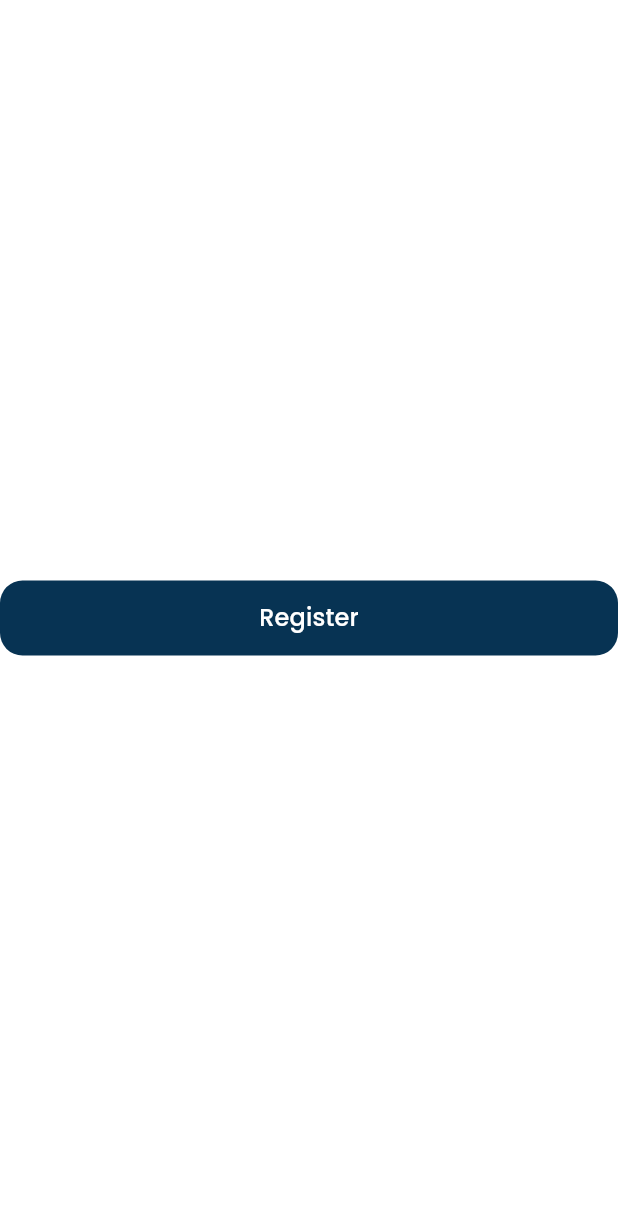
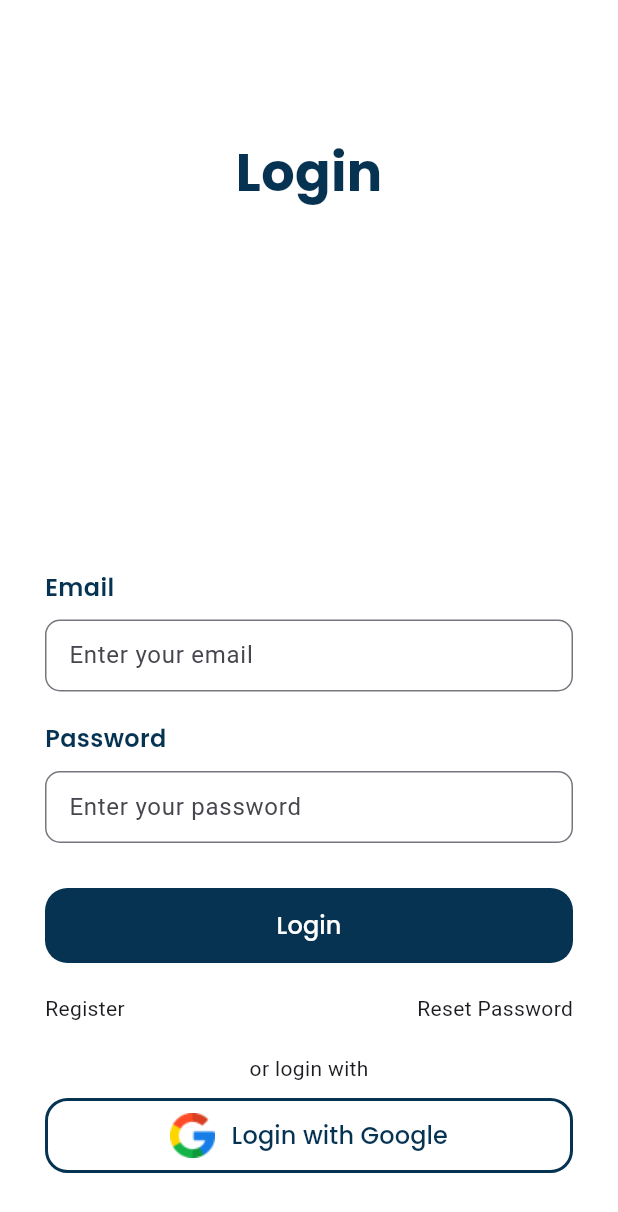
Before and after one commit to katzura1/play_smash_mobile, a Flutter app: the RegisterPage screen opened by its route, after a tap on "Login", on a phone screen of 412 x 824 dp. Shown: the top 1212 px of the screen. Run offline on Flutter 3.47's test engine with Material 3 defaults, Android fonts, the phone set to English and light mode, and no system bars; our stand-ins replace flutter_animate, google_fonts.

Commit message:
feat: prototype login page

```diff
--- a/lib/main.dart
+++ b/lib/main.dart
@@ -38,7 +38,7 @@
         '/onboarding': (context) => const OnboardingPage(),
         '/onboarding-finish': (context) => const OnboardingFinishPage(),
         '/register': (context) => const RegisterPage(),
-        '/login': (context) => const Loginpage(),
+        '/login': (context) => const LoginPage(),
       },
     );
   }
--- a/lib/ui/pages/login_page.dart
+++ b/lib/ui/pages/login_page.dart
@@ -1,24 +1,127 @@
 import 'package:flutter/material.dart';
+import 'package:play_smash/shared/functions.dart';
+import 'package:play_smash/shared/theme.dart';
 import 'package:play_smash/ui/widgets/buttons.dart';
+import 'package:play_smash/ui/widgets/forms.dart';
 
-class Loginpage extends StatefulWidget {
-  const Loginpage({super.key});
+class LoginPage extends StatefulWidget {
+  const LoginPage({super.key});
 
   @override
-  State<Loginpage> createState() => _LoginpageState();
+  State<LoginPage> createState() => _LoginPageState();
 }
 
-class _LoginpageState extends State<Loginpage> {
+class _LoginPageState extends State<LoginPage> {
+  final TextEditingController emailController = TextEditingController(text: "");
+  final TextEditingController passwordController = TextEditingController(text: "");
+
+  bool isValidEmail = false;
+  bool isValidPassword = false;
+
   @override
   Widget build(BuildContext context) {
     return Scaffold(
-      body: Center(
-        child: PrimaryButton(
-          title: "Register",
-          onPressed: () {
-            Navigator.pushNamedAndRemoveUntil(context, '/register', (route) => false);
-          },
+      body: ListView(
+        padding: const EdgeInsets.symmetric(
+          horizontal: 30,
         ),
+        children: [
+          Padding(
+            padding: const EdgeInsets.only(
+              top: 90,
+              bottom: 20,
+            ),
+            child: Center(
+              child: Text(
+                "Login",
+                style: primaryTextStyle.copyWith(
+                  fontSize: 35,
+                  fontWeight: bold,
+                ),
+              ),
+            ),
+          ),
+          const SizedBox(
+            height: 200,
+          ),
+          CustomInputText(
+            title: "Email",
+            hintText: "Enter your email",
+            controller: emailController,
+            isValid: isValidEmail,
+            onChanged: (text) {
+              setState(() {
+                isValidEmail = validateEmail(text);
+              });
+            },
+          ),
+          CustomInputText(
+            title: "Password",
+            hintText: "Enter your password",
+            isValid: isValidPassword,
+            controller: passwordController,
+            textInputAction: TextInputAction.done,
+            onChanged: (text) {
+              setState(() {
+                isValidPassword = validatePassword(text);
+              });
+            },
+          ),
+          const Padding(
+            padding: EdgeInsets.only(
+              top: 30,
+            ),
+            child: PrimaryButton(
+              title: "Login",
+            ),
+          ),
+          Padding(
+            padding: const EdgeInsets.only(
+              top: 20,
+            ),
+            child: Row(
+              mainAxisAlignment: MainAxisAlignment.spaceBetween,
+              children: [
+                InkWell(
+                  onTap: () {
+                    Navigator.pushNamedAndRemoveUntil(context, '/register', (route) => false);
+                  },
+                  child: const Text(
+                    "Register",
+                  ),
+                ),
+                InkWell(
+                  onTap: () {
+                    Navigator.pushNamedAndRemoveUntil(context, '/login', (route) => false);
+                  },
+                  child: const Text(
+                    "Reset Password",
+                  ),
+                ),
+              ],
+            ),
+          ),
+          const Padding(
+            padding: EdgeInsets.only(
+              top: 20,
+            ),
+            child: Center(
+              child: Text(
+                "or login with",
+              ),
+            ),
+          ),
+          const Padding(
+            padding: EdgeInsets.only(
+              top: 10,
+              bottom: 20,
+            ),
+            child: WhiteButton(
+              title: "Login with Google",
+              icon: 'logo_google.png',
+            ),
+          ),
+        ],
       ),
     );
   }
--- a/lib/ui/pages/register_page.dart
+++ b/lib/ui/pages/register_page.dart
@@ -94,19 +94,19 @@ class _RegisterPageState extends State<RegisterPage> {
             padding: EdgeInsets.only(
               top: 20,
             ),
-            child: const PrimaryButton(
+            child: PrimaryButton(
               title: "Register",
             ),
           ),
           Padding(
-            padding: EdgeInsets.only(
+            padding: const EdgeInsets.only(
               top: 10,
             ),
             child: InkWell(
               onTap: () {
                 Navigator.pushNamedAndRemoveUntil(context, '/login', (route) => false);
               },
-              child: Text(
+              child: const Text(
                 "Login",
               ),
             ),
@@ -124,6 +124,7 @@ class _RegisterPageState extends State<RegisterPage> {
           const Padding(
             padding: EdgeInsets.only(
               top: 10,
+              bottom: 20,
             ),
             child: WhiteButton(
               title: "Register with Google",
```
